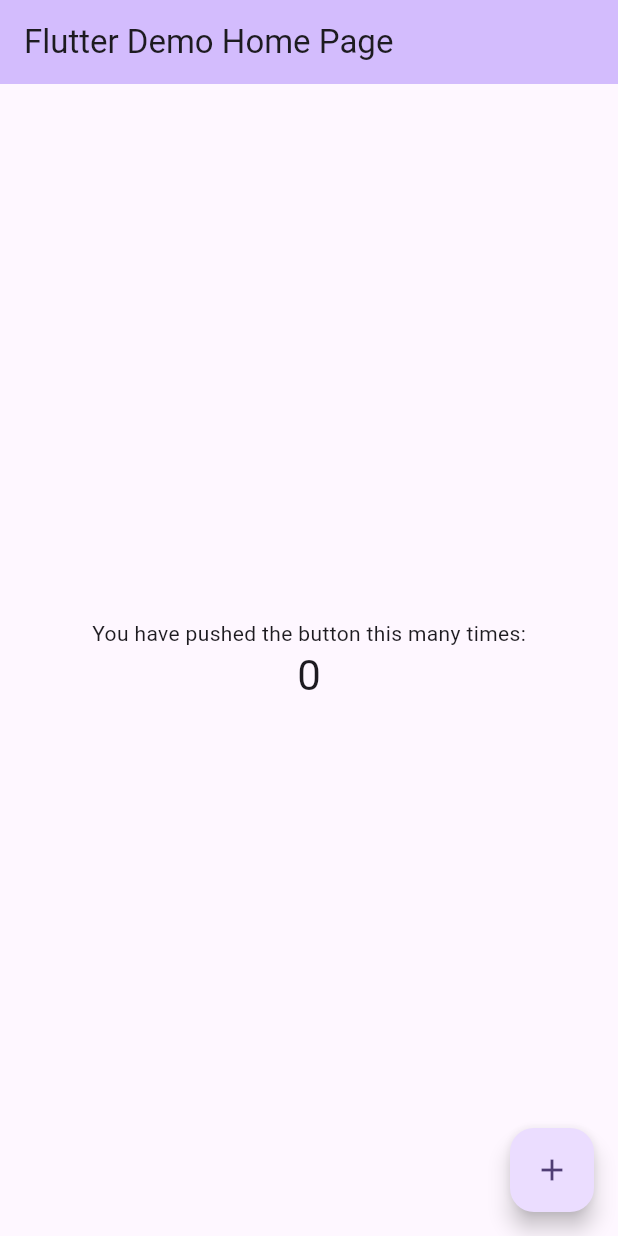
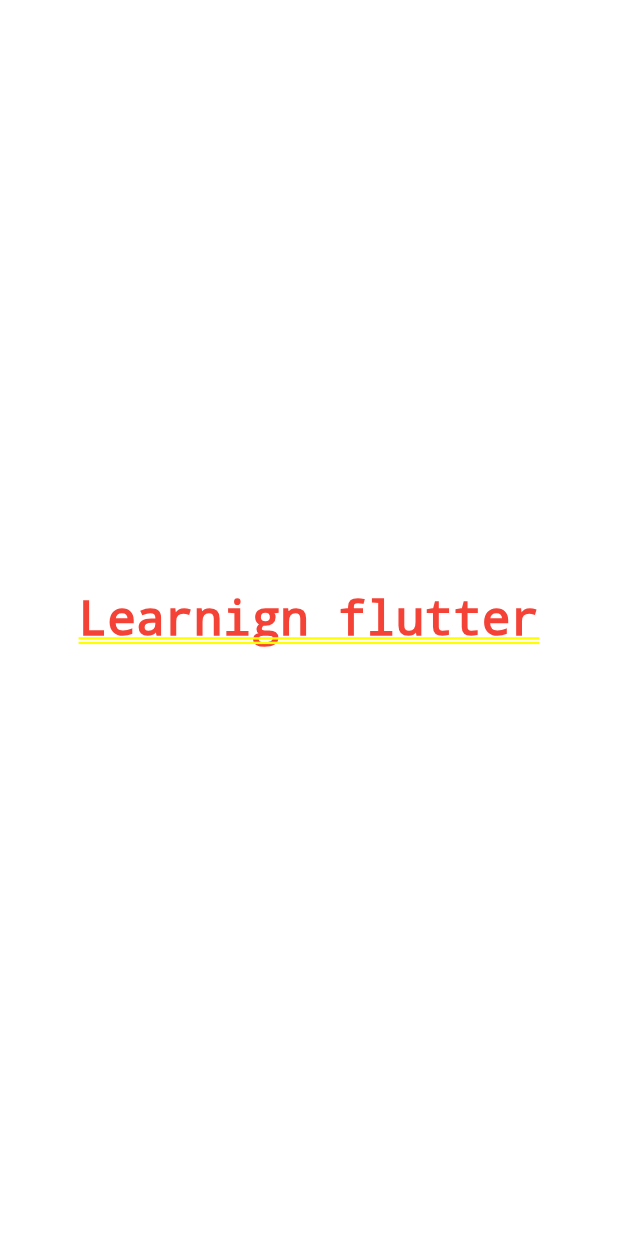
Before and after one commit to bahromzodabehruz27/flutter_tutorial, a Flutter app: the screen it shows after launch, on a phone screen of 412 x 824 dp. Run offline on Flutter 3.47's test engine with Material 3 defaults, Android fonts, the phone set to English and light mode, and no system bars.

Commit message:
first lesson is done

```diff
--- a/lib/main.dart
+++ b/lib/main.dart
@@ -1,125 +1,13 @@
 import 'package:flutter/material.dart';
 
 void main() {
-  runApp(const MyApp());
+  runApp(MaterialApp(
+      home: const Center(
+    child: const Text(
+      "Learnign flutter",
+      textDirection: TextDirection.rtl,
+      textAlign: TextAlign.center,
+      style: TextStyle(color: Colors.red, fontSize: 32),
+    ),
+  )));
 }
-
-class MyApp extends StatelessWidget {
-  const MyApp({super.key});
-
-  // This widget is the root of your application.
-  @override
-  Widget build(BuildContext context) {
-    return MaterialApp(
-      title: 'Flutter Demo',
-      theme: ThemeData(
-        // This is the theme of your application.
-        //
-        // TRY THIS: Try running your application with "flutter run". You'll see
-        // the application has a purple toolbar. Then, without quitting the app,
-        // try changing the seedColor in the colorScheme below to Colors.green
-        // and then invoke "hot reload" (save your changes or press the "hot
-        // reload" button in a Flutter-supported IDE, or press "r" if you used
-        // the command line to start the app).
-        //
-        // Notice that the counter didn't reset back to zero; the application
-        // state is not lost during the reload. To reset the state, use hot
-        // restart instead.
-        //
-        // This works for code too, not just values: Most code changes can be
-        // tested with just a hot reload.
-        colorScheme: ColorScheme.fromSeed(seedColor: Colors.deepPurple),
-        useMaterial3: true,
-      ),
-      home: const MyHomePage(title: 'Flutter Demo Home Page'),
-    );
-  }
-}
-
-class MyHomePage extends StatefulWidget {
-  const MyHomePage({super.key, required this.title});
-
-  // This widget is the home page of your application. It is stateful, meaning
-  // that it has a State object (defined below) that contains fields that affect
-  // how it looks.
-
-  // This class is the configuration for the state. It holds the values (in this
-  // case the title) provided by the parent (in this case the App widget) and
-  // used by the build method of the State. Fields in a Widget subclass are
-  // always marked "final".
-
-  final String title;
-
-  @override
-  State<MyHomePage> createState() => _MyHomePageState();
-}
-
-class _MyHomePageState extends State<MyHomePage> {
-  int _counter = 0;
-
-  void _incrementCounter() {
-    setState(() {
-      // This call to setState tells the Flutter framework that something has
-      // changed in this State, which causes it to rerun the build method below
-      // so that the display can reflect the updated values. If we changed
-      // _counter without calling setState(), then the build method would not be
-      // called again, and so nothing would appear to happen.
-      _counter++;
-    });
-  }
-
-  @override
-  Widget build(BuildContext context) {
-    // This method is rerun every time setState is called, for instance as done
-    // by the _incrementCounter method above.
-    //
-    // The Flutter framework has been optimized to make rerunning build methods
-    // fast, so that you can just rebuild anything that needs updating rather
-    // than having to individually change instances of widgets.
-    return Scaffold(
-      appBar: AppBar(
-        // TRY THIS: Try changing the color here to a specific color (to
-        // Colors.amber, perhaps?) and trigger a hot reload to see the AppBar
-        // change color while the other colors stay the same.
-        backgroundColor: Theme.of(context).colorScheme.inversePrimary,
-        // Here we take the value from the MyHomePage object that was created by
-        // the App.build method, and use it to set our appbar title.
-        title: Text(widget.title),
-      ),
-      body: Center(
-        // Center is a layout widget. It takes a single child and positions it
-        // in the middle of the parent.
-        child: Column(
-          // Column is also a layout widget. It takes a list of children and
-          // arranges them vertically. By default, it sizes itself to fit its
-          // children horizontally, and tries to be as tall as its parent.
-          //
-          // Column has various properties to control how it sizes itself and
-          // how it positions its children. Here we use mainAxisAlignment to
-          // center the children vertically; the main axis here is the vertical
-          // axis because Columns are vertical (the cross axis would be
-          // horizontal).
-          //
-          // TRY THIS: Invoke "debug painting" (choose the "Toggle Debug Paint"
-          // action in the IDE, or press "p" in the console), to see the
-          // wireframe for each widget.
-          mainAxisAlignment: MainAxisAlignment.center,
-          children: <Widget>[
-            const Text(
-              'You have pushed the button this many times:',
-            ),
-            Text(
-              '$_counter',
-              style: Theme.of(context).textTheme.headlineMedium,
-            ),
-          ],
-        ),
-      ),
-      floatingActionButton: FloatingActionButton(
-        onPressed: _incrementCounter,
-        tooltip: 'Increment',
-        child: const Icon(Icons.add),
-      ), // This trailing comma makes auto-formatting nicer for build methods.
-    );
-  }
-}
```
Also changed, not shown: 1 other file.
